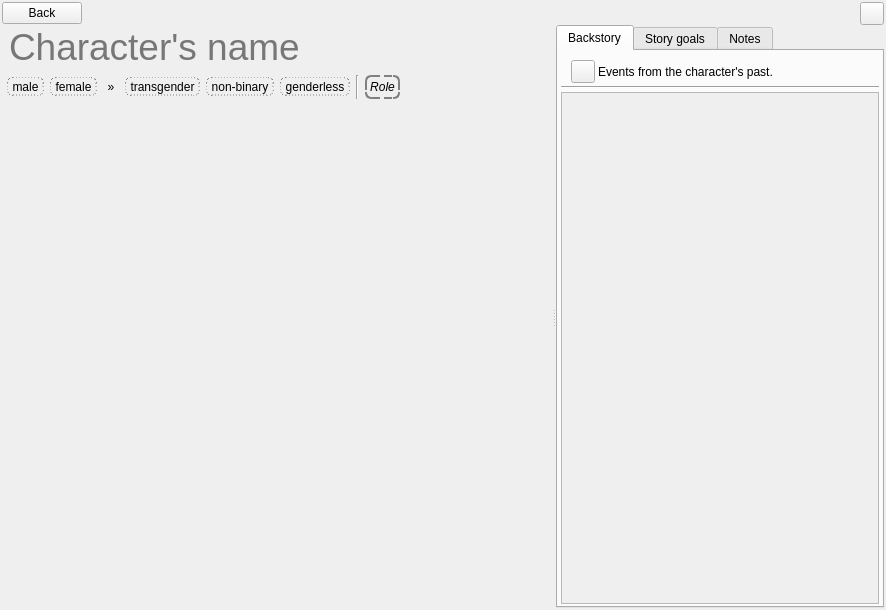
zkovari/plotlyst, file ui/character_editor.ui: the form before one commit.
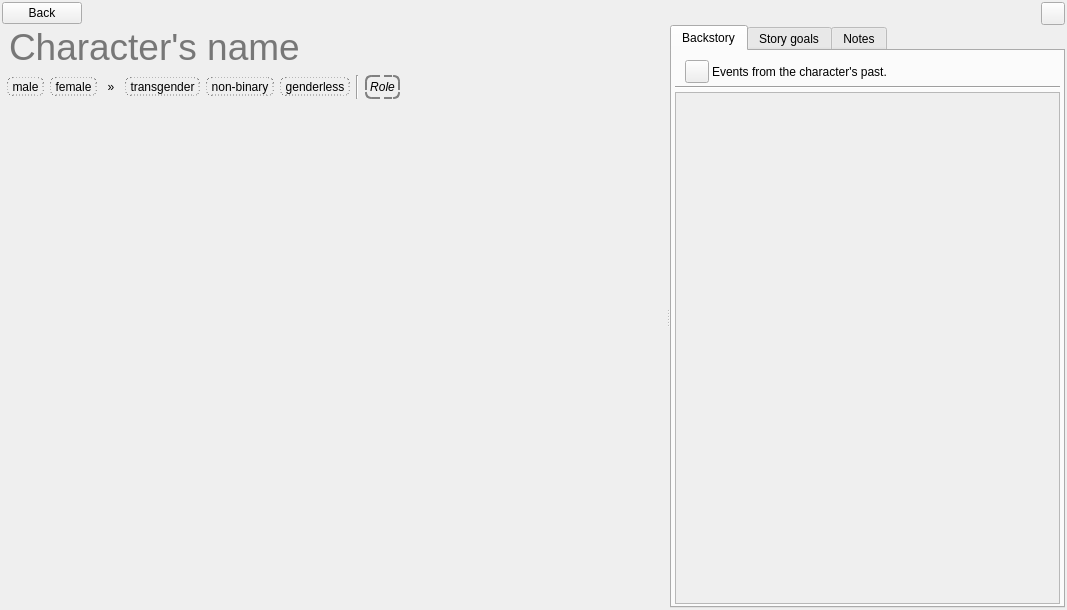
The form after the commit. Custom widgets are drawn as their Qt base class.

Patch:
```diff
--- a/ui/character_editor.ui
+++ b/ui/character_editor.ui
@@ -6,7 +6,7 @@
    <rect>
     <x>0</x>
     <y>0</y>
-    <width>886</width>
+    <width>1067</width>
     <height>610</height>
    </rect>
   </property>
@@ -112,7 +112,10 @@
      <property name="orientation">
       <enum>Qt::Horizontal</enum>
      </property>
-     <widget class="QWidget" name="">
+     <property name="childrenCollapsible">
+      <bool>false</bool>
+     </property>
+     <widget class="QWidget" name="layoutWidget">
       <layout class="QVBoxLayout" name="verticalLayout">
        <property name="spacing">
         <number>3</number>
```
